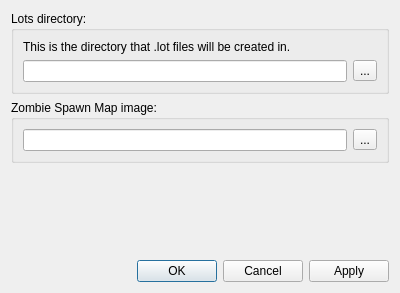
The window that src/editor/generatelotsdialog.ui (timbaker/pzworlded) describes before a commit, drawn with Qt 5.
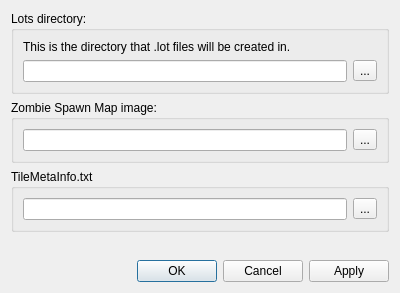
The same window after the commit.

```diff
--- a/src/editor/generatelotsdialog.ui
+++ b/src/editor/generatelotsdialog.ui
@@ -75,7 +75,7 @@
      </layout>
     </widget>
    </item>
-   <item row="2" column="0">
+   <item row="3" column="0">
     <spacer name="verticalSpacer">
      <property name="orientation">
       <enum>Qt::Vertical</enum>
@@ -88,7 +88,7 @@
      </property>
     </spacer>
    </item>
-   <item row="3" column="0">
+   <item row="4" column="0">
     <widget class="QDialogButtonBox" name="buttonBox">
      <property name="orientation">
       <enum>Qt::Horizontal</enum>
@@ -98,6 +98,33 @@
      </property>
     </widget>
    </item>
+   <item row="2" column="0">
+    <widget class="QGroupBox" name="groupBox_3">
+     <property name="title">
+      <string>TileMetaInfo.txt</string>
+     </property>
+     <layout class="QVBoxLayout" name="verticalLayout_3">
+      <item>
+       <layout class="QHBoxLayout" name="horizontalLayout_3">
+        <item>
+         <widget class="QLineEdit" name="metaInfoEdit">
+          <property name="readOnly">
+           <bool>true</bool>
+          </property>
+         </widget>
+        </item>
+        <item>
+         <widget class="QToolButton" name="metaInfoBrowse">
+          <property name="text">
+           <string>...</string>
+          </property>
+         </widget>
+        </item>
+       </layout>
+      </item>
+     </layout>
+    </widget>
+   </item>
   </layout>
  </widget>
  <resources/>
```
